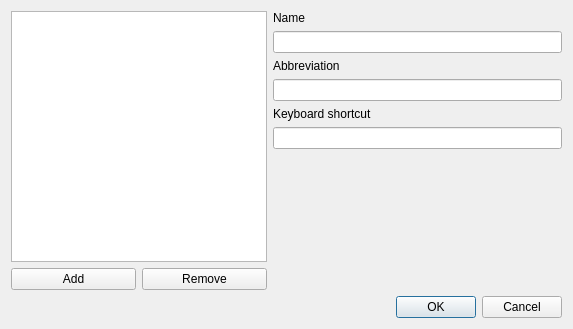
Old version of the form closedvocabularydialog.ui in the repository adamb924/Gloss.
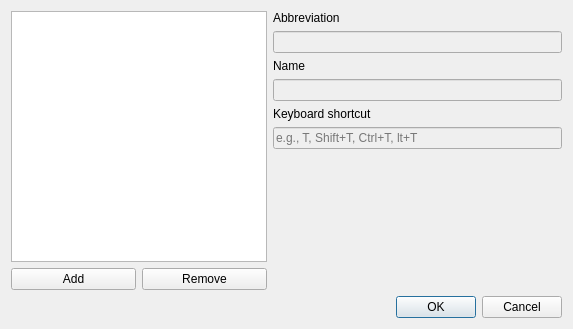
New version of the form.

Diff of the .ui file:
```diff
--- a/closedvocabularydialog.ui
+++ b/closedvocabularydialog.ui
@@ -55,16 +55,6 @@
      </item>
      <item>
       <layout class="QVBoxLayout" name="verticalLayout">
-       <item>
-        <widget class="QLabel" name="label">
-         <property name="text">
-          <string>Name</string>
-         </property>
-        </widget>
-       </item>
-       <item>
-        <widget class="QLineEdit" name="name"/>
-       </item>
        <item>
         <widget class="QLabel" name="label_2">
          <property name="text">
@@ -73,7 +63,25 @@
         </widget>
        </item>
        <item>
-        <widget class="QLineEdit" name="abbreviation"/>
+        <widget class="QLineEdit" name="abbreviation">
+         <property name="enabled">
+          <bool>false</bool>
+         </property>
+        </widget>
+       </item>
+       <item>
+        <widget class="QLabel" name="label">
+         <property name="text">
+          <string>Name</string>
+         </property>
+        </widget>
+       </item>
+       <item>
+        <widget class="QLineEdit" name="name">
+         <property name="enabled">
+          <bool>false</bool>
+         </property>
+        </widget>
        </item>
        <item>
         <widget class="QLabel" name="label_3">
@@ -83,7 +91,23 @@
         </widget>
        </item>
        <item>
-        <widget class="QLineEdit" name="keystroke"/>
+        <widget class="QLineEdit" name="keystroke">
+         <property name="enabled">
+          <bool>false</bool>
+         </property>
+         <property name="inputMask">
+          <string/>
+         </property>
+         <property name="text">
+          <string/>
+         </property>
+         <property name="maxLength">
+          <number>32767</number>
+         </property>
+         <property name="placeholderText">
+          <string>e.g., T, Shift+T, Ctrl+T, lt+T</string>
+         </property>
+        </widget>
        </item>
        <item>
         <spacer name="verticalSpacer">
```
